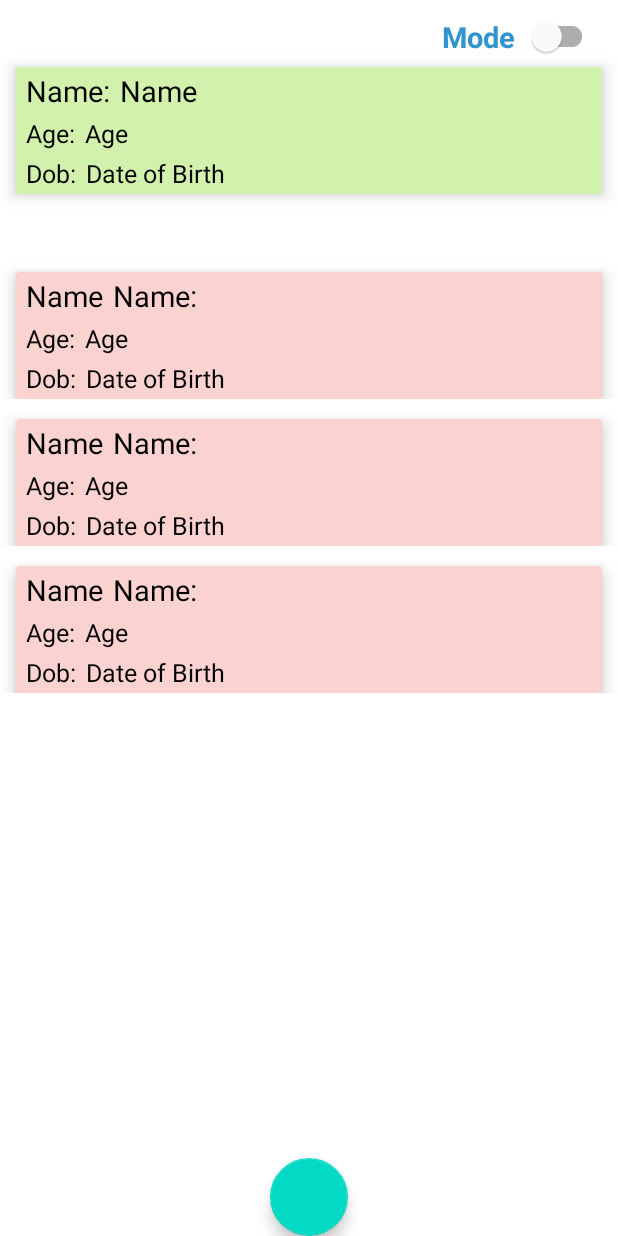
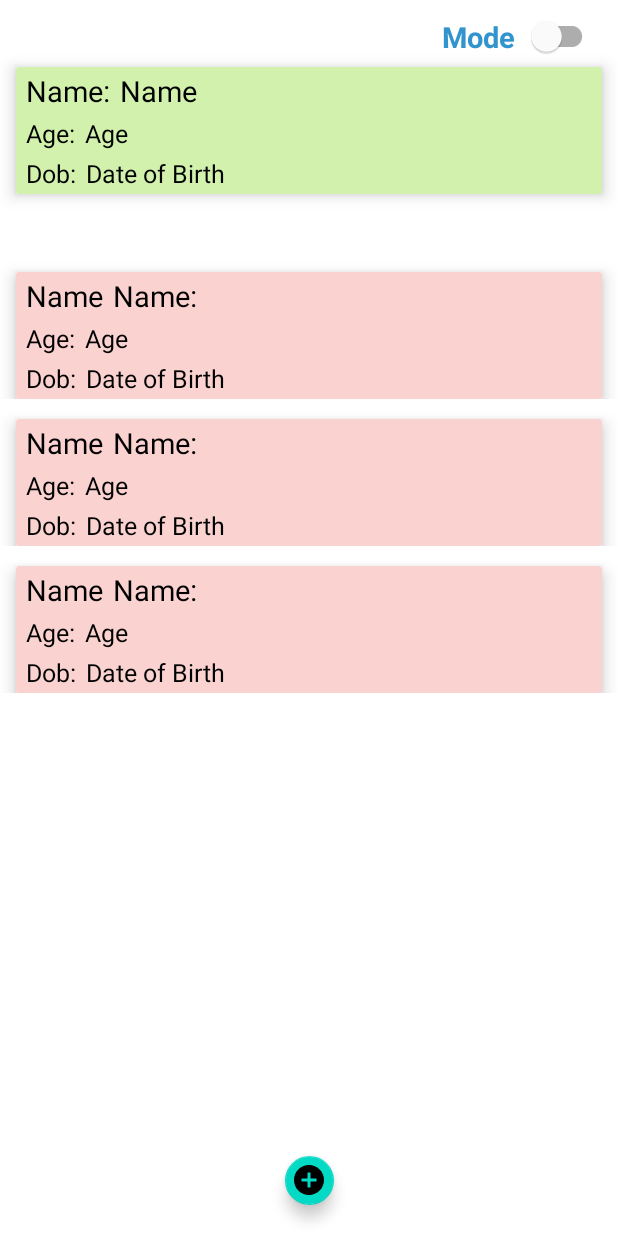
Before and after one commit to Pratik-Dhage/Task_App_In_Kotlin, an Android app: the layout activity_main.xml on its own in the app's theme, with its tools: preview values and no code run, on a phone screen of 412 x 824 dp. Run offline under Robolectric (Android 15) with nearby library versions, the phone set to English and light mode, and no system bars.

Commit message:
floating action button fab custom size

```diff
--- a/app/src/main/res/drawable/add_task.xml
+++ b/app/src/main/res/drawable/add_task.xml
@@ -1,5 +1,5 @@
-<vector android:height="170dp" android:tint="#ffffff"
+<vector android:height="@dimen/_270sdp" android:tint="@color/light_green"
     android:viewportHeight="24" android:viewportWidth="24"
-    android:width="170dp" xmlns:android="http://schemas.android.com/apk/res/android">
+    android:width="@dimen/_270sdp" xmlns:android="http://schemas.android.com/apk/res/android">
     <path android:fillColor="@android:color/darker_gray" android:pathData="M12,2C6.48,2 2,6.48 2,12s4.48,10 10,10 10,-4.48 10,-10S17.52,2 12,2zM17,13h-4v4h-2v-4L7,13v-2h4L11,7h2v4h4v2z"/>
 </vector>
--- a/app/src/main/res/layout/activity_main.xml
+++ b/app/src/main/res/layout/activity_main.xml
@@ -1,5 +1,5 @@
 <?xml version="1.0" encoding="utf-8"?>
-<layout>
+<layout xmlns:android="http://schemas.android.com/apk/res/android">
 
     <androidx.constraintlayout.widget.ConstraintLayout xmlns:android="http://schemas.android.com/apk/res/android"
         xmlns:app="http://schemas.android.com/apk/res-auto"
@@ -133,13 +133,17 @@
 
 
         <com.google.android.material.floatingactionbutton.FloatingActionButton
-            android:layout_width="@dimen/_50sdp"
+            android:layout_width="@dimen/_25sdp"
             android:id="@+id/floatingButton"
             app:layout_constraintStart_toStartOf="parent"
             app:layout_constraintEnd_toEndOf="parent"
-            android:background="@mipmap/task_app_icon"
+            android:src="@drawable/add_task"
+            app:rippleColor="@color/blue"
+            android:layout_marginBottom="@dimen/_10sdp"
             app:layout_constraintBottom_toBottomOf="parent"
-            android:layout_height="@dimen/_40sdp"/>
+            android:layout_height="@dimen/_25sdp"
+            app:fabCustomSize="@dimen/_25sdp"
+            android:contentDescription="@string/floatingButton" />
 
 
         <!--to display all users-->
--- a/app/src/main/res/values/strings.xml
+++ b/app/src/main/res/values/strings.xml
@@ -49,6 +49,7 @@
     <string name="mode">Mode</string>
     <string name="write_your_task_here">Write Your Task Here</string>
     <string name="add">Add</string>
+    <string name="floatingButton">floatingButton</string>
 
 
 </resources>
```
